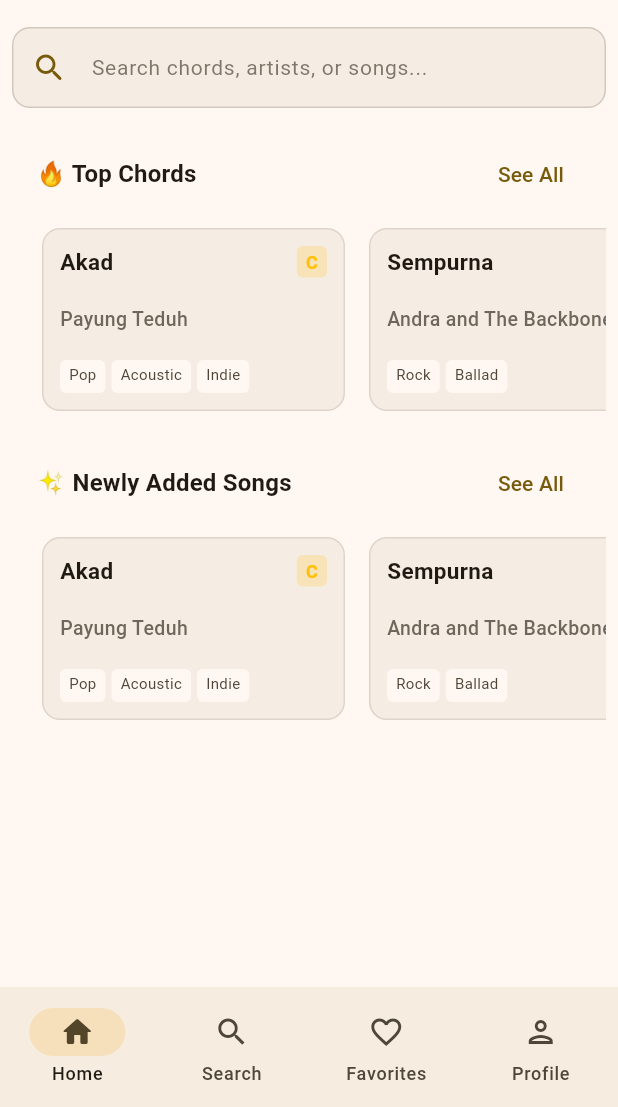
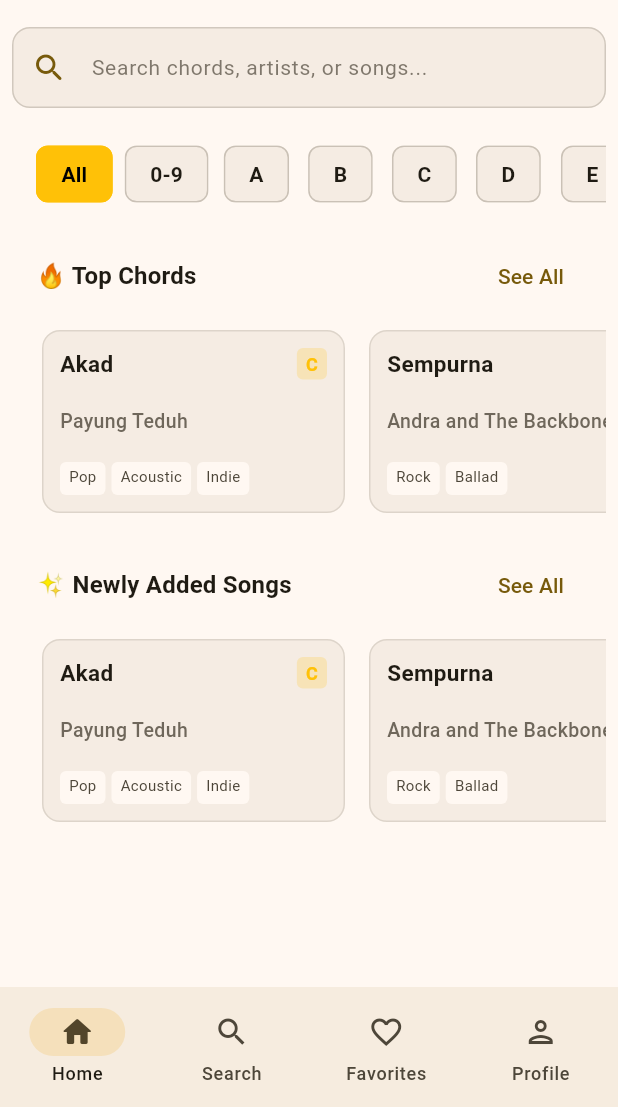
Before and after one commit to erichutabarat/chordkita_app, a Flutter app: the screen it shows after launch, on a phone screen of 412 x 824 dp, the part 129-1236 px from its top. Run offline on Flutter 3.47's test engine with Material 3 defaults, Android fonts, the phone set to English and light mode, and no system bars.

Commit message:
feat(home_screen): add alphabet filter

```diff
--- a/lib/features/home/presentation/screens/home_screen.dart
+++ b/lib/features/home/presentation/screens/home_screen.dart
@@ -1,6 +1,7 @@
 // ignore_for_file: deprecated_member_use
 
 import 'package:chordkita/features/home/data/samples/chord_sample.dart';
+import 'package:chordkita/features/home/presentation/widgets/alphabet_filter.dart';
 import 'package:chordkita/features/home/presentation/widgets/chordlist_component.dart';
 import 'package:chordkita/features/home/presentation/widgets/chordsearch_bar.dart';
 import 'package:flutter/foundation.dart';
@@ -14,6 +15,8 @@
 }
 
 class _HomeScreenState extends State<HomeScreen> {
+  String _selectedFilter = 'All';
+
   @override
   Widget build(BuildContext context) {
     return Scaffold(
@@ -49,6 +52,20 @@
             ),
             const SizedBox(height: 20),
 
+            // ALphabet Filter Bar
+            AlphabetFilterBar(
+              selectedCharacter: _selectedFilter,
+              onSelected: (char) {
+                setState(() {
+                  _selectedFilter = char;
+                });
+                if (kDebugMode) {
+                  print('Selected filter: $char');
+                }
+              },
+            ),
+            const SizedBox(height: 20),
+
             // Top Chord Section
             ChordListComponent(
               title: "🔥 Top Chords",
--- /dev/null
+++ b/lib/features/home/presentation/widgets/alphabet_filter.dart
@@ -0,0 +1,66 @@
+import 'package:flutter/material.dart';
+
+class AlphabetFilterBar extends StatelessWidget {
+  final String selectedCharacter;
+  final ValueChanged<String> onSelected;
+
+  const AlphabetFilterBar({
+    super.key,
+    required this.selectedCharacter,
+    required this.onSelected,
+  });
+
+  @override
+  Widget build(BuildContext context) {
+    // Generate characters: 'All', '0-9', then 'A' to 'Z'
+    final List<String> characters = [
+      'All',
+      '0-9',
+      ...List.generate(26, (index) => String.fromCharCode(65 + index)),
+    ];
+
+    final theme = Theme.of(context);
+
+    return SizedBox(
+      height: 48,
+      child: ListView.builder(
+        scrollDirection: Axis.horizontal,
+        padding: const EdgeInsets.symmetric(horizontal: 12.0),
+        itemCount: characters.length,
+        itemBuilder: (context, index) {
+          final char = characters[index];
+          final isSelected = selectedCharacter == char;
+
+          return Padding(
+            padding: const EdgeInsets.symmetric(horizontal: 4.0),
+            child: ChoiceChip(
+              label: Text(char),
+              selected: isSelected,
+              onSelected: (selected) {
+                if (selected) {
+                  onSelected(char);
+                }
+              },
+              selectedColor: Colors.amber,
+              backgroundColor: theme.colorScheme.surfaceContainerHighest
+                  .withOpacity(0.5),
+              labelStyle: TextStyle(
+                fontWeight: FontWeight.bold,
+                color: isSelected ? Colors.black : theme.colorScheme.onSurface,
+              ),
+              shape: RoundedRectangleBorder(
+                borderRadius: BorderRadius.circular(8),
+                side: BorderSide(
+                  color: isSelected
+                      ? Colors.amber
+                      : theme.colorScheme.outline.withOpacity(0.2),
+                ),
+              ),
+              showCheckmark: false,
+            ),
+          );
+        },
+      ),
+    );
+  }
+}
--- a/lib/features/home/presentation/widgets/chordlist_component.dart
+++ b/lib/features/home/presentation/widgets/chordlist_component.dart
@@ -1,3 +1,5 @@
+// ignore_for_file: deprecated_member_use
+
 import 'package:chordkita/features/home/domain/entities/chordsong_item.dart';
 import 'package:flutter/material.dart';
 
```
